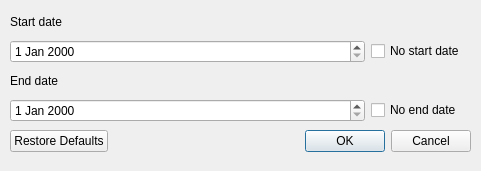
First picture: the form in timeinput_dialog.ui, repository havochvatten/ArcGISConnector-QGIS-Plugin, before the edit.
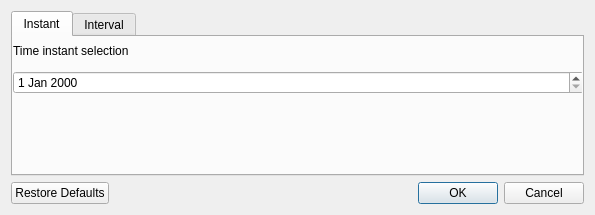
Second picture: the form after the edit.

Commit message: Time instant selection added, thought it does not work as expected

Diff of the .ui file:
```diff
--- a/timeinput_dialog.ui
+++ b/timeinput_dialog.ui
@@ -6,8 +6,8 @@
    <rect>
     <x>0</x>
     <y>0</y>
-    <width>481</width>
-    <height>171</height>
+    <width>595</width>
+    <height>215</height>
    </rect>
   </property>
   <property name="windowTitle">
@@ -16,13 +16,56 @@
   <property name="autoFillBackground">
    <bool>false</bool>
   </property>
+  <layout class="QVBoxLayout" name="verticalLayout_2">
+   <item>
+    <widget class="QTabWidget" name="tabWidget">
+     <property name="currentIndex">
+      <number>0</number>
+     </property>
+     <widget class="QWidget" name="instantTab">
+      <attribute name="title">
+       <string>Instant</string>
+      </attribute>
+      <widget class="QWidget" name="verticalLayoutWidget_2">
+       <property name="geometry">
+        <rect>
+         <x>0</x>
+         <y>0</y>
+         <width>571</width>
+         <height>61</height>
+        </rect>
+       </property>
+       <layout class="QVBoxLayout" name="verticalLayout_3">
+        <item>
+         <widget class="QLabel" name="instantDateLabel">
+          <property name="maximumSize">
+           <size>
+            <width>16777215</width>
+            <height>20</height>
+           </size>
+          </property>
+          <property name="text">
+           <string>Time instant selection</string>
+          </property>
+         </widget>
+        </item>
+        <item>
+         <widget class="QDateEdit" name="instantDateInput"/>
+        </item>
+       </layout>
+      </widget>
+     </widget>
+     <widget class="QWidget" name="intervalTab">
+      <attribute name="title">
+       <string>Interval</string>
+      </attribute>
   <widget class="QWidget" name="verticalLayoutWidget">
    <property name="geometry">
     <rect>
-     <x>10</x>
-     <y>10</y>
-     <width>461</width>
-     <height>147</height>
+         <x>0</x>
+         <y>0</y>
+         <width>571</width>
+         <height>141</height>
     </rect>
    </property>
    <layout class="QVBoxLayout" name="verticalLayout">
@@ -98,6 +141,11 @@
       </item>
      </layout>
     </item>
+       </layout>
+      </widget>
+     </widget>
+    </widget>
+   </item>
     <item>
      <widget class="QDialogButtonBox" name="buttonBox">
       <property name="orientation">
@@ -109,7 +157,6 @@
      </widget>
     </item>
    </layout>
-  </widget>
  </widget>
  <resources/>
  <connections>
```
Lines whose indentation alone changed are shown as unchanged. The commit also changes 2 other files.
